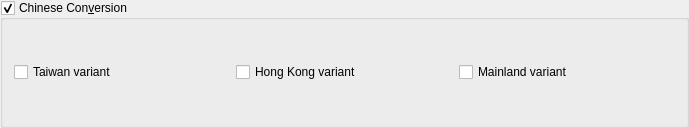
Above: src/ui/chineseconversion.ui from xiaoyifang/goldendict-ng before the change. Below: the same form after it.
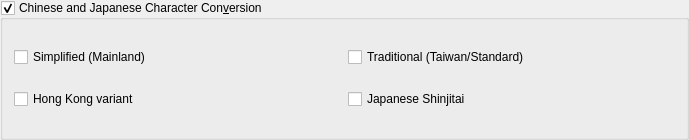
That is the form after the change.

Commit message:
feature: add Japanese Shinjitai conversion to Chinese conversion (#3084)
* feature: add Japanese Shinjitai conversion to Chinese conversion

```diff
--- a/src/ui/chineseconversion.ui
+++ b/src/ui/chineseconversion.ui
@@ -7,7 +7,7 @@
     <x>0</x>
     <y>0</y>
     <width>689</width>
-    <height>128</height>
+    <height>140</height>
    </rect>
   </property>
   <property name="sizePolicy">
@@ -23,23 +23,33 @@
    <string>Enable conversion between simplified and traditional Chinese characters</string>
   </property>
   <property name="title">
-   <string>Chinese Con&amp;version</string>
+   <string>Chinese and Japanese Character Con&amp;version</string>
   </property>
   <property name="checkable">
    <bool>true</bool>
   </property>
   <layout class="QGridLayout" name="gridLayout">
    <item row="0" column="0">
-    <widget class="QCheckBox" name="enableSCToTWConversion">
+    <widget class="QCheckBox" name="enableTCToSCConversion">
      <property name="toolTip">
       <string>Enable conversion from simplified characters to traditional (Taiwan variant) characters</string>
      </property>
      <property name="text">
-      <string>Taiwan variant</string>
+      <string>Simplified (Mainland)</string>
      </property>
     </widget>
    </item>
    <item row="0" column="1">
+    <widget class="QCheckBox" name="enableSCToTWConversion">
+     <property name="toolTip">
+      <string>Enable conversion from simplified characters to traditional (Taiwan/Standard) characters</string>
+     </property>
+     <property name="text">
+      <string>Traditional (Taiwan/Standard)</string>
+     </property>
+    </widget>
+   </item>
+   <item row="1" column="0">
     <widget class="QCheckBox" name="enableSCToHKConversion">
      <property name="toolTip">
       <string>Enable conversion from simplified characters to traditional (Hong Kong variant) characters</string>
@@ -49,13 +59,13 @@
      </property>
     </widget>
    </item>
-   <item row="0" column="2">
-    <widget class="QCheckBox" name="enableTCToSCConversion">
+   <item row="1" column="1">
+    <widget class="QCheckBox" name="enableJapaneseConversion">
      <property name="toolTip">
       <string>Enable conversion from traditional characters to simplified characters</string>
      </property>
      <property name="text">
-      <string>Mainland variant</string>
+      <string>Japanese Shinjitai</string>
      </property>
     </widget>
    </item>
```
Left out of the diff: 9 changed lines with no effect on the pictures. The commit also changes 7 other files.
